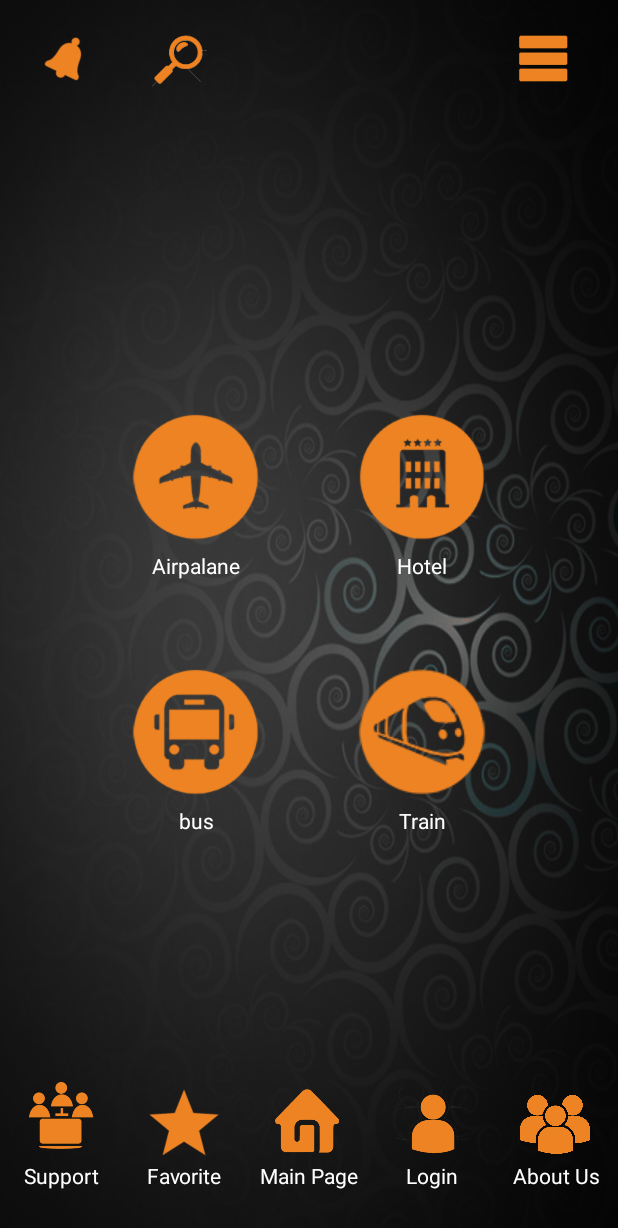
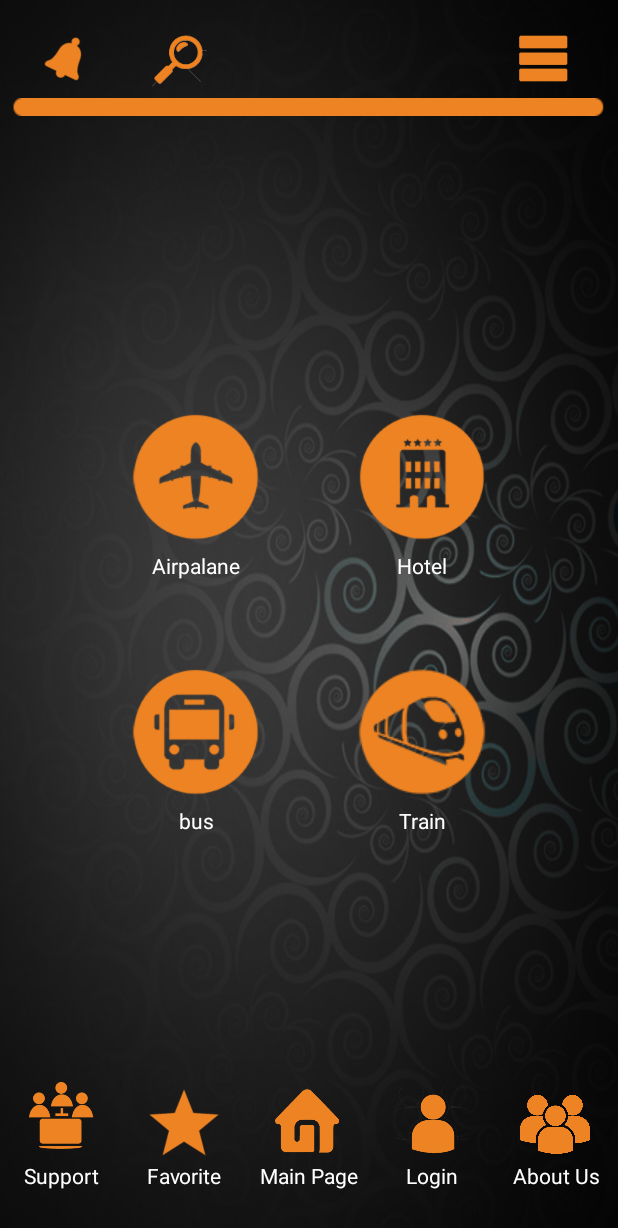
Before and after one commit to morteza-mousavi/TourismApplication, an Android app: the screen it shows after launch (MainActivity), on a phone screen of 412 x 824 dp. Shown: the top 1228 px of the screen. Run offline under Robolectric (Android 15) with nearby library versions, the phone set to English and light mode, and no system bars.

Commit message:
akharin taghirat

```diff
--- a/app/src/main/res/layout/activity_main.xml
+++ b/app/src/main/res/layout/activity_main.xml
@@ -39,5 +39,12 @@
         android:layout_alignParentLeft="true"
         android:layout_alignParentStart="true" />
 
+    <ImageView
+        android:layout_width="wrap_content"
+        android:layout_height="wrap_content"
+        android:background="@drawable/line"
+        android:id="@+id/Line"
+        android:layout_below="@id/header"/>
+
 
 </RelativeLayout>
```
Also changed, not shown: app/src/main/res/drawable/Profile.png (added).
